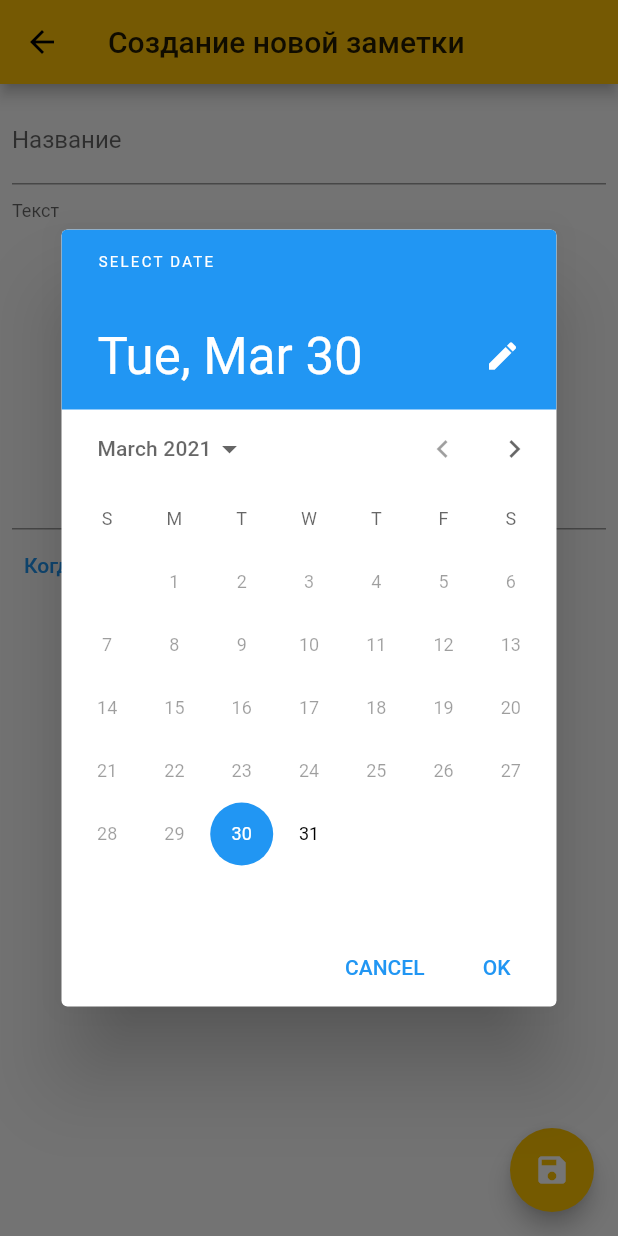
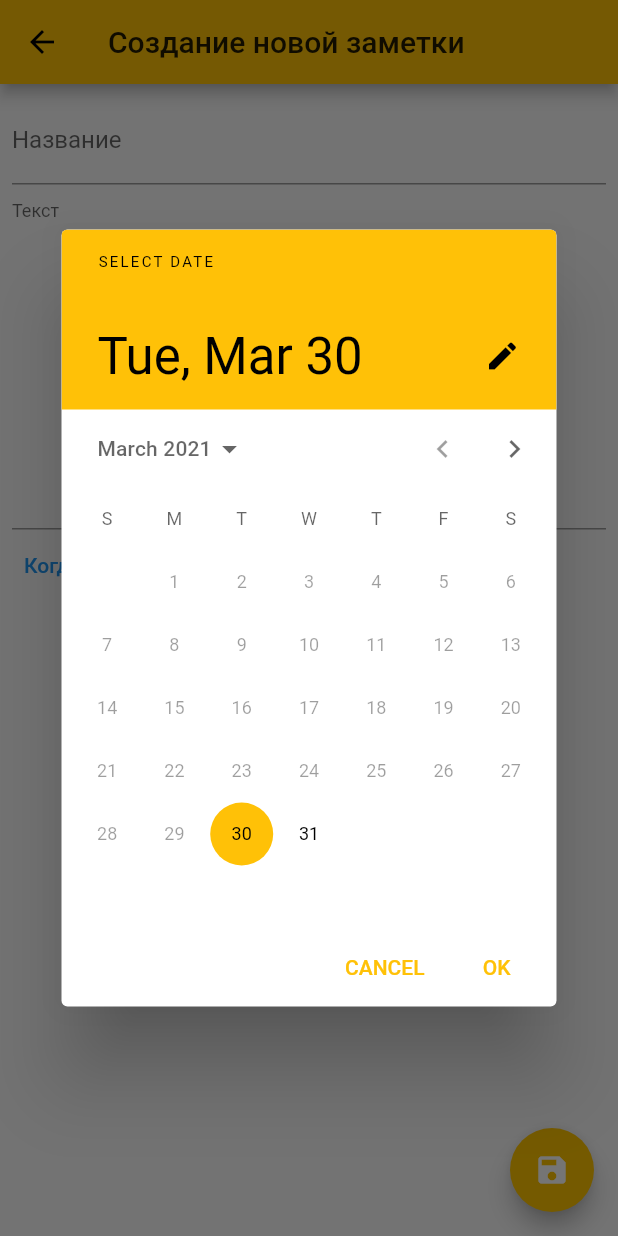
Before and after one commit to politebarista/iNote-Mobile, a Flutter app: the ChangePage screen opened directly with empty values, after a tap on "Когда напомнить?", on a phone screen of 412 x 824 dp. Run offline on Flutter 3.47's test engine with Material 2 defaults, Android fonts, the phone set to English and light mode, and no system bars; our stand-ins replace hive, hive_flutter; accounts and stored records are empty; generated files the repository leaves out were written again.

Commit message:
change color for better view

```diff
--- a/lib/pages/change_page.dart
+++ b/lib/pages/change_page.dart
@@ -106,6 +106,14 @@ class _ChangePageState extends State<ChangePage> {
                           initialDate: DateTime.now(),
                           firstDate: DateTime.now(),
                           lastDate: DateTime(2100),
+                          builder: (context, child) {
+                            return Theme(
+                              data: ThemeData(
+                                primarySwatch: Colors.amber,
+                              ), // This will change to light theme.
+                              child: child,
+                            );
+                          },
                         );
                         timeButton = DateFormat('dd-MM-yyyy hh:mm').format(pickedDateTime).toString();
                         setState(() {
```
